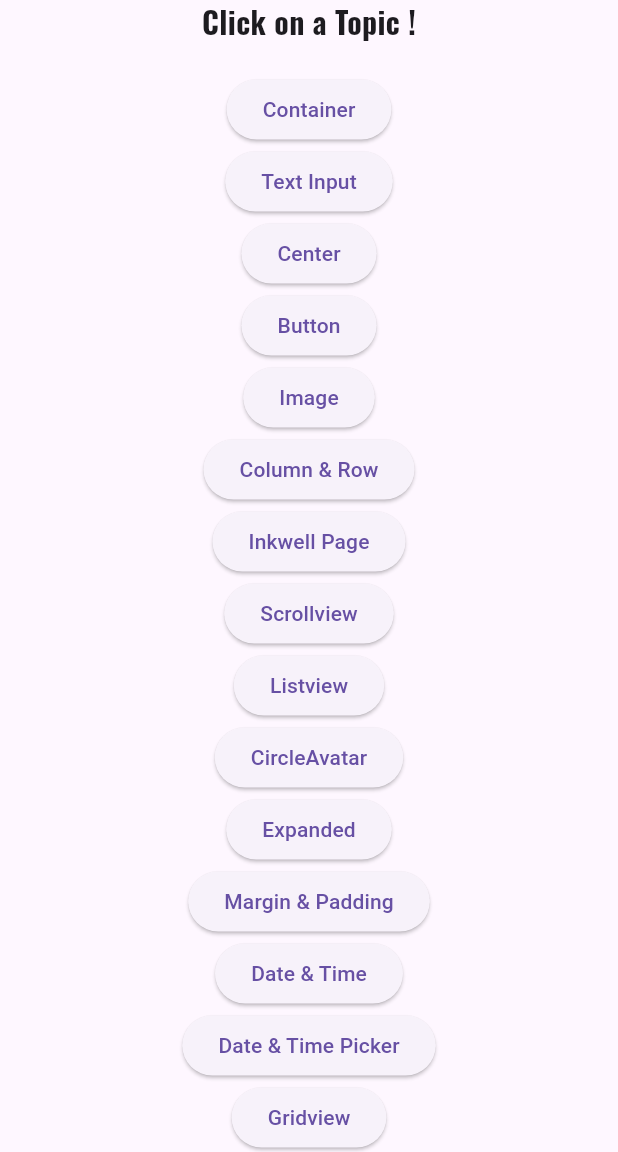
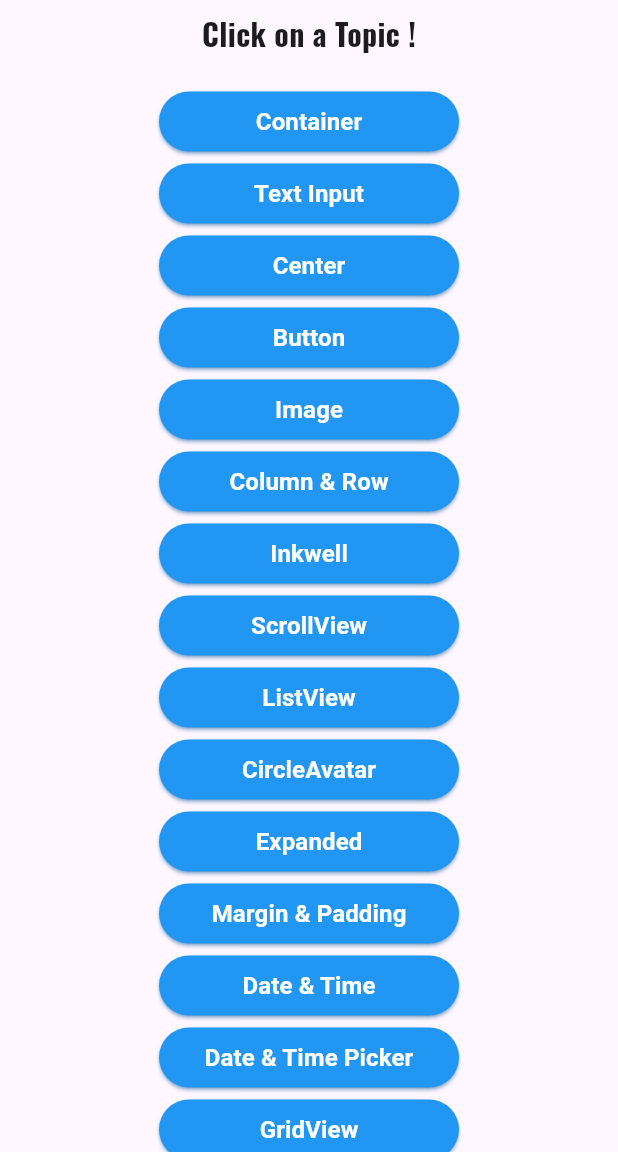
Before and after one commit to mh-rahat/development-learning-journey, a Flutter app: the screen it shows after launch, on a phone screen of 412 x 824 dp, the part 84-1236 px from its top. Run offline on Flutter 3.47's test engine with Material 3 defaults, Android fonts, the phone set to English and light mode, and no system bars.

Commit message:
update the file

```diff
--- a/dart/flutter_learning/flutter_basics/lib/main.dart
+++ b/dart/flutter_learning/flutter_basics/lib/main.dart
@@ -17,6 +17,7 @@ import 'package:flutter_basics/screens/listview_page.dart';
 import 'package:flutter_basics/screens/margin_padding_page.dart';
 import 'package:flutter_basics/screens/scrollview_page.dart';
 import 'package:flutter_basics/screens/text_input_page.dart';
+import 'package:flutter_basics/widgets/rounded_button.dart';
 
 void main() {
   runApp(MyApp());
@@ -57,6 +58,8 @@ class HomeSreen extends StatelessWidget {
       ),
 
       body: SingleChildScrollView(
+        child: Padding(
+          padding: const EdgeInsets.all(8.0),
           child: Center(
             child: Column(
               children: [
@@ -64,21 +67,24 @@ class HomeSreen extends StatelessWidget {
                 SizedBox(height: 20),
 
                 // Container Page Button
-              ElevatedButton(
-                onPressed: () {
+                RoundedButton(
+                  buttonName: 'Container',
+                  textStyle: textStyle16(),
+                  callBack: () {
                     Navigator.push(
                       context,
                       MaterialPageRoute(
-                      builder: (context) => const ContainerPage(),
+                        builder: (context) => const ContainerWidgetPage(),
                       ),
                     );
                   },
-                child: Text('Container'),
                 ),
 
-              // Text Widget Page Button
-              ElevatedButton(
-                onPressed: () {
+                // Text Input Widget Page Button
+                RoundedButton(
+                  buttonName: 'Text Input',
+                  textStyle: textStyle16(),
+                  callBack: () {
                     Navigator.push(
                       context,
                       MaterialPageRoute(
@@ -86,12 +92,13 @@ class HomeSreen extends StatelessWidget {
                       ),
                     );
                   },
-                child: Text('Text Input'),
                 ),
 
                 // Center Widget Page Button
-              ElevatedButton(
-                onPressed: () {
+                RoundedButton(
+                  buttonName: 'Center',
+                  textStyle: textStyle16(),
+                  callBack: () {
                     Navigator.push(
                       context,
                       MaterialPageRoute(
@@ -99,12 +106,13 @@ class HomeSreen extends StatelessWidget {
                       ),
                     );
                   },
-                child: Text('Center'),
                 ),
 
                 // Button Widget Page
-              ElevatedButton(
-                onPressed: () {
+                RoundedButton(
+                  buttonName: 'Button',
+                  textStyle: textStyle16(),
+                  callBack: () {
                     Navigator.push(
                       context,
                       MaterialPageRoute(
@@ -112,13 +120,13 @@ class HomeSreen extends StatelessWidget {
                       ),
                     );
                   },
-                child: Text('Button'),
                 ),
 
                 // Image Widget Button
-              ElevatedButton(
-                child: Text('Image'),
-                onPressed: () {
+                RoundedButton(
+                  buttonName: 'Image',
+                  textStyle: textStyle16(),
+                  callBack: () {
                     Navigator.push(
                       context,
                       MaterialPageRoute(
@@ -129,8 +137,10 @@ class HomeSreen extends StatelessWidget {
                 ),
 
                 // Column & Row Widget Button
-              ElevatedButton(
-                onPressed: () {
+                RoundedButton(
+                  buttonName: 'Column & Row',
+                  textStyle: textStyle16(),
+                  callBack: () {
                     Navigator.push(
                       context,
                       MaterialPageRoute(
@@ -138,12 +148,13 @@ class HomeSreen extends StatelessWidget {
                       ),
                     );
                   },
-                child: Text('Column & Row'),
                 ),
 
                 // Inkwell Widget Button
-              ElevatedButton(
-                onPressed: () {
+                RoundedButton(
+                  buttonName: 'Inkwell',
+                  textStyle: textStyle16(),
+                  callBack: () {
                     Navigator.push(
                       context,
                       MaterialPageRoute(
@@ -151,12 +162,13 @@ class HomeSreen extends StatelessWidget {
                       ),
                     );
                   },
-                child: Text('Inkwell Page'),
                 ),
 
                 // Scrollview Widget Button
-              ElevatedButton(
-                onPressed: () {
+                RoundedButton(
+                  buttonName: 'ScrollView',
+                  textStyle: textStyle16(),
+                  callBack: () {
                     Navigator.push(
                       context,
                       MaterialPageRoute(
@@ -164,12 +176,13 @@ class HomeSreen extends StatelessWidget {
                       ),
                     );
                   },
-                child: Text('Scrollview'),
                 ),
 
                 // Listview Widget Button
-              ElevatedButton(
-                onPressed: () {
+                RoundedButton(
+                  buttonName: 'ListView',
+                  textStyle: textStyle16(),
+                  callBack: () {
                     Navigator.push(
                       context,
                       MaterialPageRoute(
@@ -177,12 +190,13 @@ class HomeSreen extends StatelessWidget {
                       ),
                     );
                   },
-                child: Text('Listview'),
                 ),
 
                 // CircleAvatar Widget Button
-              ElevatedButton(
-                onPressed: () {
+                RoundedButton(
+                  buttonName: 'CircleAvatar',
+                  textStyle: textStyle16(),
+                  callBack: () {
                     Navigator.push(
                       context,
                       MaterialPageRoute(
@@ -190,12 +204,13 @@ class HomeSreen extends StatelessWidget {
                       ),
                     );
                   },
-                child: Text('CircleAvatar'),
                 ),
 
                 // Expanded Widget Button
-              ElevatedButton(
-                onPressed: () {
+                RoundedButton(
+                  buttonName: 'Expanded',
+                  textStyle: textStyle16(),
+                  callBack: () {
                     Navigator.push(
                       context,
                       MaterialPageRoute(
@@ -203,12 +218,13 @@ class HomeSreen extends StatelessWidget {
                       ),
                     );
                   },
-                child: Text('Expanded'),
                 ),
 
                 // Margin Padding Widget Page
-              ElevatedButton(
-                onPressed: () {
+                RoundedButton(
+                  buttonName: 'Margin & Padding',
+                  textStyle: textStyle16(),
+                  callBack: () {
                     Navigator.push(
                       context,
                       MaterialPageRoute(
@@ -216,12 +232,13 @@ class HomeSreen extends StatelessWidget {
                       ),
                     );
                   },
-                child: Text('Margin & Padding'),
                 ),
 
                 // Date & Time Widget Button
-              ElevatedButton(
-                onPressed: () {
+                RoundedButton(
+                  buttonName: 'Date & Time',
+                  textStyle: textStyle16(),
+                  callBack: () {
                     Navigator.push(
                       context,
                       MaterialPageRoute(
@@ -229,12 +246,13 @@ class HomeSreen extends StatelessWidget {
                       ),
                     );
                   },
-                child: Text('Date & Time'),
                 ),
 
                 // Date & Time Picker Widget Button
-              ElevatedButton(
-                onPressed: () {
+                RoundedButton(
+                  buttonName: 'Date & Time Picker',
+                  textStyle: textStyle16(),
+                  callBack: () {
                     Navigator.push(
                       context,
                       MaterialPageRoute(
@@ -242,25 +260,27 @@ class HomeSreen extends StatelessWidget {
                       ),
                     );
                   },
-                child: Text('Date & Time Picker'),
                 ),
 
                 // Gridview Widget Button
-              ElevatedButton(
-                onPressed: () {
+                RoundedButton(
+                  buttonName: 'GridView',
+                  textStyle: textStyle16(),
+                  callBack: () {
                     Navigator.push(
                       context,
                       MaterialPageRoute(
-                      builder: (context) => const GridviewPageWidgetPage(),
+                        builder: (context) => const GridviewWidgetPage(),
                       ),
                     );
                   },
-                child: Text('Gridview'),
                 ),
 
                 // Callback Function Page
-              ElevatedButton(
-                onPressed: () {
+                RoundedButton(
+                  buttonName: 'Callback Function',
+                  textStyle: textStyle16(),
+                  callBack: () {
                     Navigator.push(
                       context,
                       MaterialPageRoute(
@@ -268,12 +288,13 @@ class HomeSreen extends StatelessWidget {
                       ),
                     );
                   },
-                child: Text('Callback Function'),
                 ),
 
                 // Custom Widget Page
-              ElevatedButton(
-                onPressed: () {
+                RoundedButton(
+                  buttonName: 'Custom Widget',
+                  textStyle: textStyle16(),
+                  callBack: () {
                     Navigator.push(
                       context,
                       MaterialPageRoute(
@@ -281,9 +302,17 @@ class HomeSreen extends StatelessWidget {
                       ),
                     );
                   },
-                child: Text('Custom Widget'),
+                ),
+                RoundedButton(
+                  buttonName: 'play',
+                  icon: Icon(Icons.play_arrow, color: Colors.white),
+                  callBack: () {
+                    debugPrint('Play Clicked!!');
+                  },
+                  textStyle: textStyle16(),
                 ),
               ],
+            ),
           ),
         ),
       ),
--- a/dart/flutter_learning/flutter_basics/lib/screens/container_page.dart
+++ b/dart/flutter_learning/flutter_basics/lib/screens/container_page.dart
@@ -1,7 +1,7 @@
 import 'package:flutter/material.dart';
 
-class ContainerPage extends StatelessWidget {
-  const ContainerPage({super.key});
+class ContainerWidgetPage extends StatelessWidget {
+  const ContainerWidgetPage({super.key});
 
   @override
   Widget build(BuildContext context) {
--- a/dart/flutter_learning/flutter_basics/lib/screens/gridview_page.dart
+++ b/dart/flutter_learning/flutter_basics/lib/screens/gridview_page.dart
@@ -1,8 +1,8 @@
 import 'package:flutter/material.dart';
 import 'package:flutter_basics/ui_helper/util.dart';
 
-class GridviewPageWidgetPage extends StatelessWidget {
-  const GridviewPageWidgetPage({super.key});
+class GridviewWidgetPage extends StatelessWidget {
+  const GridviewWidgetPage({super.key});
   @override
   Widget build(BuildContext context) {
     var arrColors = [
--- a/dart/flutter_learning/flutter_basics/lib/ui_helper/util.dart
+++ b/dart/flutter_learning/flutter_basics/lib/ui_helper/util.dart
@@ -5,6 +5,14 @@ TextStyle textStyle20() {
     fontSize: 20,
     fontWeight: FontWeight.bold,
     fontFamily: 'FontOswald',
+  );
+}
+
+TextStyle textStyle16() {
+  return TextStyle(
+    fontSize: 16,
+    fontWeight: FontWeight.bold,
+    color: Colors.white,
   );
 }
 
--- a/dart/flutter_learning/flutter_basics/lib/widgets/rounded_button.dart
+++ b/dart/flutter_learning/flutter_basics/lib/widgets/rounded_button.dart
@@ -0,0 +1,49 @@
+import 'package:flutter/material.dart';
+
+class RoundedButton extends StatelessWidget {
+  final String buttonName;
+  final Icon? icon;
+  final Color? backgroundColor;
+  final TextStyle? textStyle;
+  final VoidCallback? callBack;
+
+  const RoundedButton({
+    super.key,
+    required this.buttonName,
+    this.icon,
+    this.backgroundColor = Colors.blue,
+    this.textStyle,
+    this.callBack,
+  });
+
+  @override
+  Widget build(BuildContext context) {
+    return SizedBox(
+      width: 200,
+      child: ElevatedButton(
+        onPressed: () {
+          callBack!();
+        },
+
+        style: ElevatedButton.styleFrom(
+          backgroundColor: backgroundColor,
+          shadowColor: backgroundColor,
+          shape: RoundedRectangleBorder(
+            borderRadius: BorderRadius.all(Radius.circular(21)),
+          ),
+        ),
+
+        child: icon != null
+            ? Row(
+                mainAxisAlignment: MainAxisAlignment.center,
+                children: [
+                  icon!,
+                  Container(width: 11),
+                  Text(buttonName, style: textStyle),
+                ],
+              )
+            : Text(buttonName, style: textStyle),
+      ),
+    );
+  }
+}
```
Also changed, not shown: dart/flutter_learning/flutter_basics/lib/screens/practice.dart (+12 -11 lines). Lines whose indentation alone changed are shown as unchanged.
